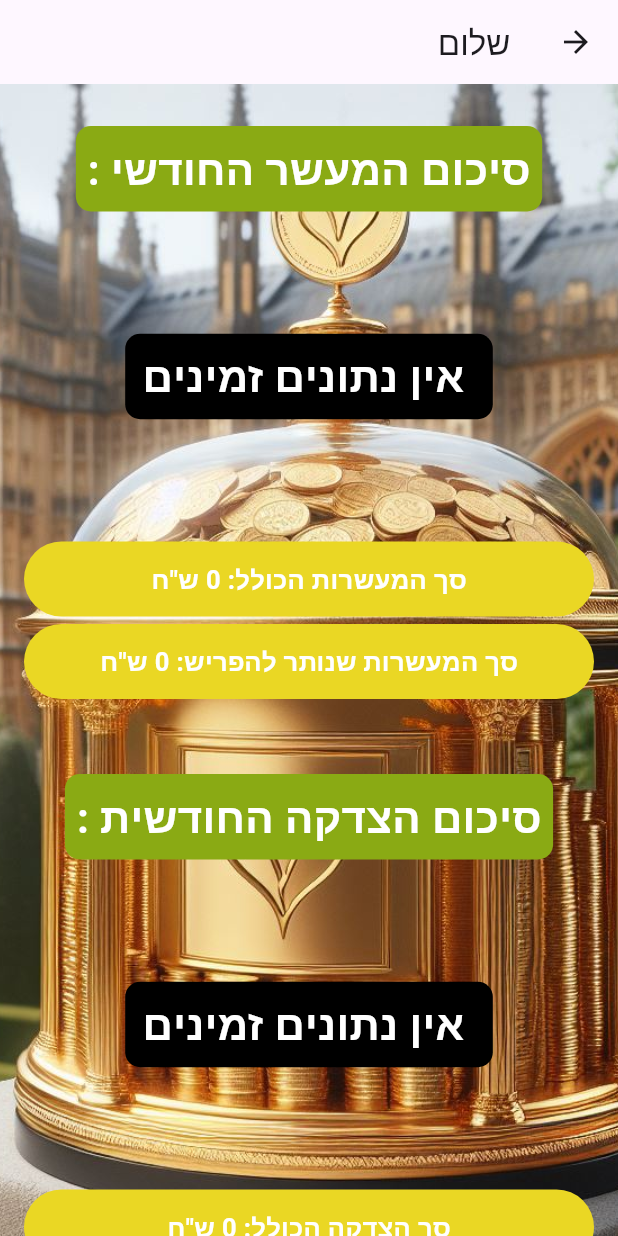
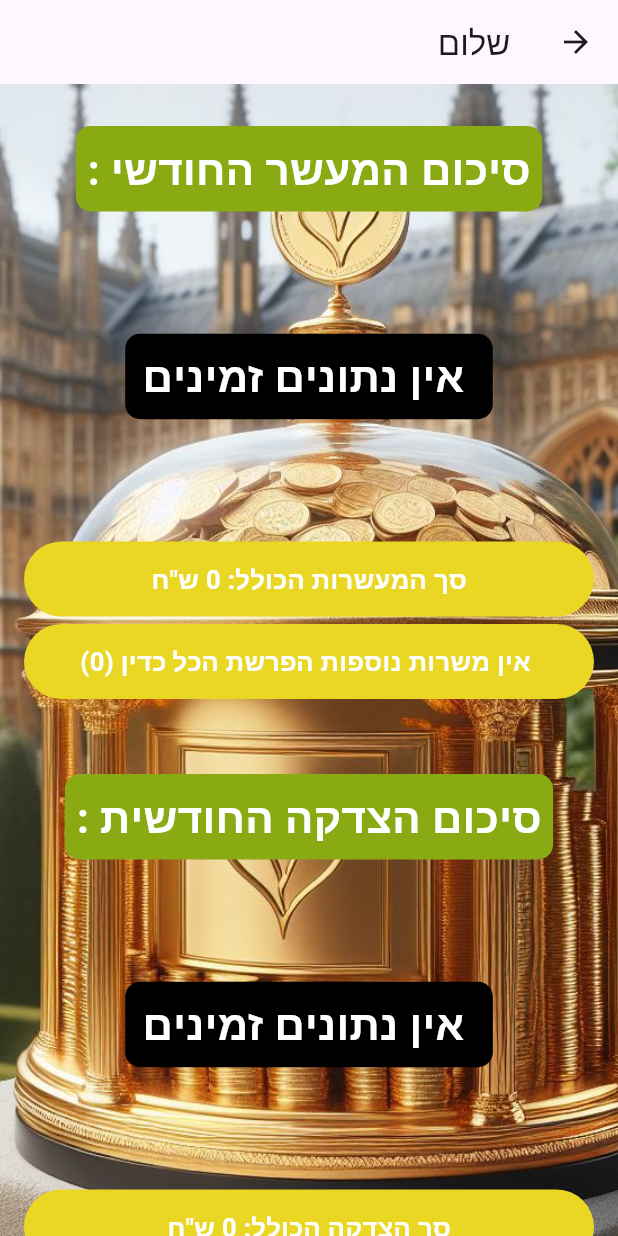
Before and after one commit to mendi-cohen/final-project-in-flutter, a Flutter app: the CharidyTableWidget screen opened directly with empty values, on a phone screen of 412 x 824 dp. Run offline on Flutter 3.47's test engine with Material 3 defaults, Android fonts, the phone set to English and light mode, and no system bars; our stand-ins replace flutter_local_notifications, localstorage; missing offline and left inert: translator; network calls fail.

Commit message:
הוספת פעולות קבועות ממודרות כראוי וכן הוספת מחיקות נכונות וקינות ועוד סידורי עיצוב קטנים

```diff
--- a/lib/MainPage/CharidyTable.dart
+++ b/lib/MainPage/CharidyTable.dart
@@ -189,7 +189,7 @@ class _CharidyTableWidgetState extends State<CharidyTableWidget> {
                 height: 5,
               ),
               Center(
-                  child: All.buildTotalIncome(
+                  child: All.buildTotalMaaser(
                       dataListIncomeModified,
                       'סך המעשרות שנותר להפריש',
                       'income_value',
--- a/lib/MainPage/newIncome.dart
+++ b/lib/MainPage/newIncome.dart
@@ -207,7 +207,7 @@ class _IncomeEntryWidgetState extends State<IncomeEntryWidget> {
                                     '$PATH/income/getAllConstincomesByuserid/${widget.userData['user']['id']}',
                                     type:'AllConstincomsFdb',sum: 'income_value', resion: 'source',title: "תאריך ההכנסה הראשונה",
                                     img: 'assets/images/incomeImage.jpeg',wigetTitle: 'כל ההכנסות הקבועות מתחילת' ,
-                                    color: Colors.blue, text: 'סה"כ ההכנסות הקבועות השנה ',DelPath: 'income',),
+                                    color: Colors.blue, text: 'סה"כ ההכנסות הקבועות השנה ',DelPath: 'income',del: true,),
                                   ),
                                 );
                               },
@@ -366,6 +366,7 @@ class _IncomeEntryWidgetState extends State<IncomeEntryWidget> {
                                 ObjectId: dataList[reversedIndex]['id'].toString(),
                                 path: 'income',
                                 DEL: _fetchData,
+                                onSuccess: widget.onSuccess,
                               ),
                             ),
                           );
--- a/lib/MainPage/newWithdrawal.dart
+++ b/lib/MainPage/newWithdrawal.dart
@@ -193,7 +193,7 @@ class withdrawalWidgetState extends State<withdrawalWidget> {
                                 });
                               },
                               activeColor:
-                                  Color.fromARGB(255, 217, 45, 51),
+                                 const Color.fromARGB(255, 217, 45, 51),
                             ),
                             const Text(
                               ' הוצאה חודשית קבועה ?',
@@ -215,7 +215,7 @@ class withdrawalWidgetState extends State<withdrawalWidget> {
                                     '$PATH/pool/getAllConstpoolsByuserid/${widget.userData['user']['id']}',
                                     type:'AllConstpoolsFdb',sum: 'pool_value', resion: 'resion',title: "תאריך ההוצאה הראשונה",
                                     img: 'assets/images/poolImage.jpeg',wigetTitle: 'כל ההוצאות מתחילת' ,
-                                    color: Colors.red, text: 'סה"כ ההוצאות הקבועות השנה ',DelPath: 'pool',),
+                                    color: Colors.red, text: 'סה"כ ההוצאות הקבועות השנה ',DelPath: 'pool',del: true,),
                                   ),
                                 );
                               },
@@ -373,6 +373,7 @@ class withdrawalWidgetState extends State<withdrawalWidget> {
                                     dataList[reversedIndex]['id'].toString(),
                                 path: 'pool',
                                 DEL: _fetchData,
+                                onSuccess: widget.onSuccess,
                               ),
                             ),
                           );
--- a/lib/Services/Sum.dart
+++ b/lib/Services/Sum.dart
@@ -29,4 +29,53 @@ class All {
       ),
     );
   }
+
+
+static Widget buildTotalMaaser(List<dynamic> dataList, String totalText, String value, Color color) {
+  double totalIncome = 0;
+
+  for (var data in dataList) {
+    totalIncome += double.parse(data[value]);
+  }
+
+  String displayText;
+    String formattedSum = NumberFormat('#,###').format(totalIncome.abs());
+
+  if (totalIncome == 0) {
+    displayText = ' אין משרות נוספות הפרשת הכל כדין ($formattedSum)' ;
+  } else if (totalIncome < 0){
+    displayText = ' הפרשת מעשרות מעל ומעבר כל הכבוד! ($formattedSum) ';
+  }
+  else{
+    displayText = '$totalText: $formattedSum ש"ח';
+  }
+
+  return Container(
+    decoration: BoxDecoration(
+      color: color,
+      borderRadius: BorderRadius.circular(50),
+    ),
+    width: 380,
+    height: 50,
+    alignment: Alignment.center,
+    child: Text(
+      displayText,
+      style: const TextStyle(
+        color: Colors.white,
+        fontWeight: FontWeight.bold,
+        fontSize: 17,
+      ),
+    ),
+  );
 }
+
+
+
+
+
+
+
+
+
+
+}
```
Also changed, not shown: lib/MainPage/MyMainPage.dart (+19 -5 lines), lib/MainPage/charidy.dart (+50 -2 lines), lib/Services/AllTugether.dart (+7 -3 lines), lib/Services/MonthPickerWidget.dart (+4 -7 lines), lib/Services/SerchWidget.dart (+105 -30 lines), lib/Services/SpecialDate.dart (+22 -10 lines), lib/Services/deleted.dart (+9 -2 lines).
